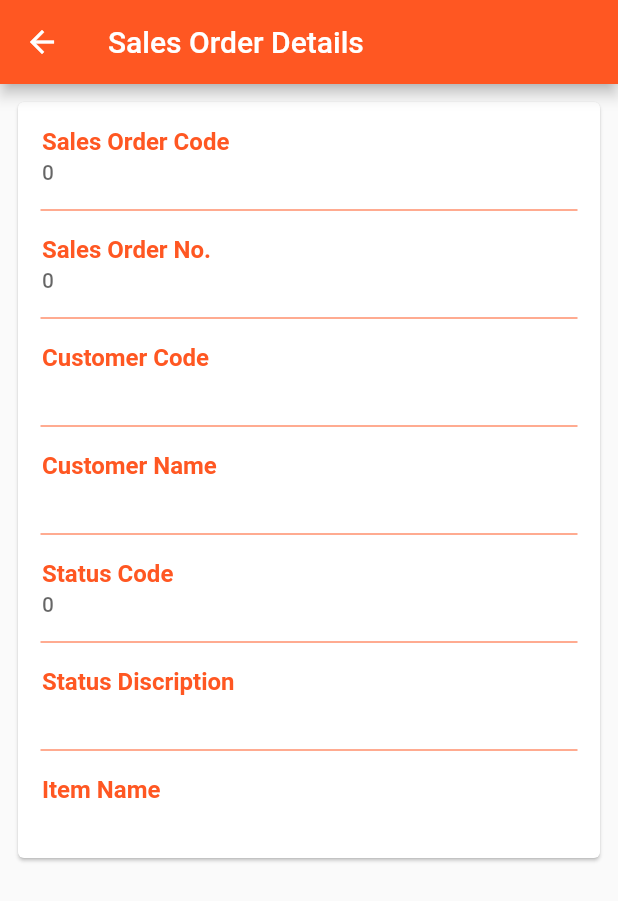
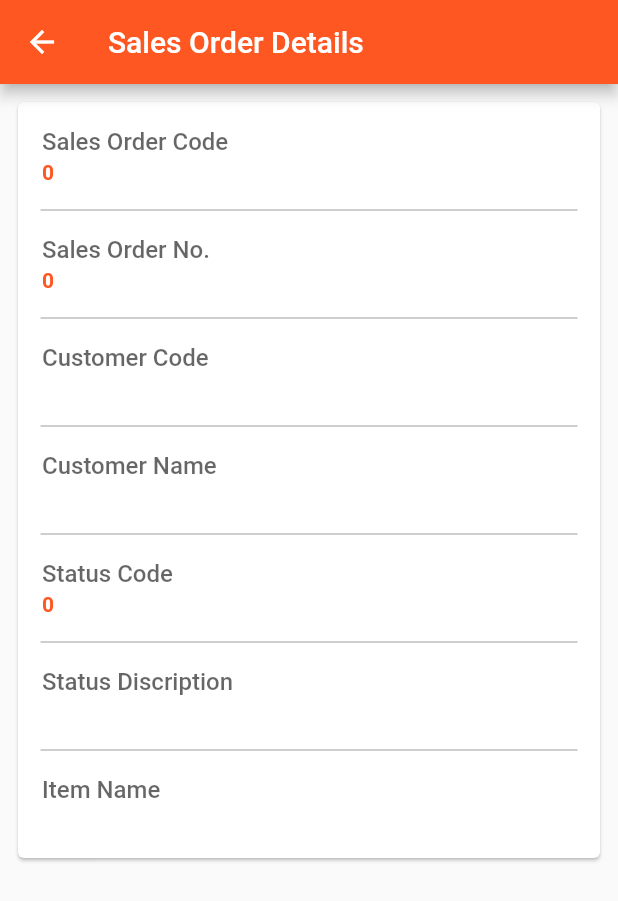
Before and after one commit to Yousef-Osman/Flutter-Boilerplate, a Flutter app: the DetailsScreen screen opened directly with empty values, on a phone screen of 412 x 824 dp. Shown: the top 901 px of the screen. Run offline on Flutter 3.47's test engine with Material 2 defaults, Android fonts, the phone set to English and light mode, and no system bars; network calls fail.

Commit message:
before adding login screen (working)

```diff
--- a/lib/httpCRUD/Widgets/soDetails.dart
+++ b/lib/httpCRUD/Widgets/soDetails.dart
@@ -12,14 +12,11 @@ class SoDetails extends StatelessWidget {
     return ListTile(
       title: Text(
         title,
-        style: TextStyle(
-          color: Theme.of(context).primaryColor,
-          fontWeight: FontWeight.w600,
-        ),
+        style: TextStyle(color: Colors.black.withOpacity(0.6), fontWeight: FontWeight.w500),
       ),
       subtitle: Text(
         details,
-        style: TextStyle(color: Colors.black.withOpacity(0.6), fontWeight: FontWeight.w500),
+        style: TextStyle(color: Theme.of(context).primaryColor, fontWeight: FontWeight.w600,),
       ),
     );
   }
--- a/lib/httpCRUD/screens/detailsScreen.dart
+++ b/lib/httpCRUD/screens/detailsScreen.dart
@@ -13,32 +13,31 @@ class DetailsScreen extends StatelessWidget {
       appBar: AppBar(
         title: Text('Sales Order Details'),
       ),
-      body: Column(
-        children: [
-          Padding(
+      body: SingleChildScrollView(
         padding: const EdgeInsets.all(8.0),
-            child: Card(
+        child: Column(children: [
+          Card(
             clipBehavior: Clip.antiAlias,
             child: Column(
               children: [
                 SoDetails('Sales Order Code', salesOrder.socde.toString()),
-                  Divider(height: 0, indent: 15, endIndent: 15, color: Theme.of(context).primaryColor,),
+                Divider(height: 0, indent: 15, endIndent: 15,color: Colors.black38),
+                // Divider(height: 0, indent: 15, endIndent: 15, color: Theme.of(context).primaryColor,),
                 SoDetails('Sales Order No.', salesOrder.sonbr.toString()),
-                  Divider(height: 0, indent: 15, endIndent: 15, color: Theme.of(context).primaryColor,),
+                Divider(height: 0, indent: 15, endIndent: 15,color: Colors.black38),
                 SoDetails('Customer Code', salesOrder.cusCde.toString()),
-                  Divider(height: 0, indent: 15, endIndent: 15, color: Theme.of(context).primaryColor,),
+                Divider(height: 0, indent: 15, endIndent: 15,color: Colors.black38),
                 SoDetails('Customer Name', salesOrder.csCustomerName.toString()),
-                  Divider(height: 0, indent: 15, endIndent: 15, color: Theme.of(context).primaryColor,),
+                Divider(height: 0, indent: 15, endIndent: 15,color: Colors.black38),
                 SoDetails('Status Code', salesOrder.sosts.toString()),
-                  Divider(height: 0, indent: 15, endIndent: 15, color: Theme.of(context).primaryColor,),
+                Divider(height: 0, indent: 15, endIndent: 15,color: Colors.black38),
                 SoDetails('Status Discription', salesOrder.soStsDsc.toString()),
-                  Divider(height: 0, indent: 15, endIndent: 15, color: Theme.of(context).primaryColor,),
+                Divider(height: 0, indent: 15, endIndent: 15,color: Colors.black38),
                 SoDetails('Item Name', salesOrder.itmNam.toString()),
               ],
             ),
           ),
-          ),
-        ],
+        ]),
       ),
     );
   }
```
Also changed, not shown: lib/httpCRUD/models/post.dart (deleted, +0 -24 lines), lib/httpCRUD/screens/mainScreen.dart (+1 -23 lines). Lines whose indentation alone changed are shown as unchanged.
